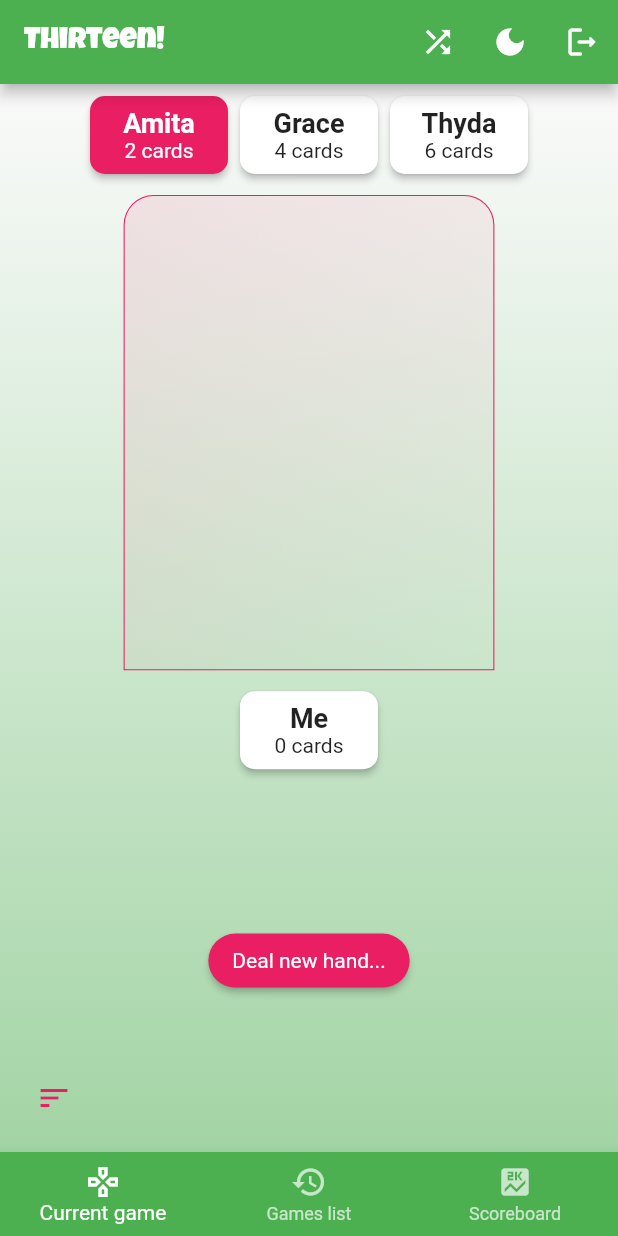
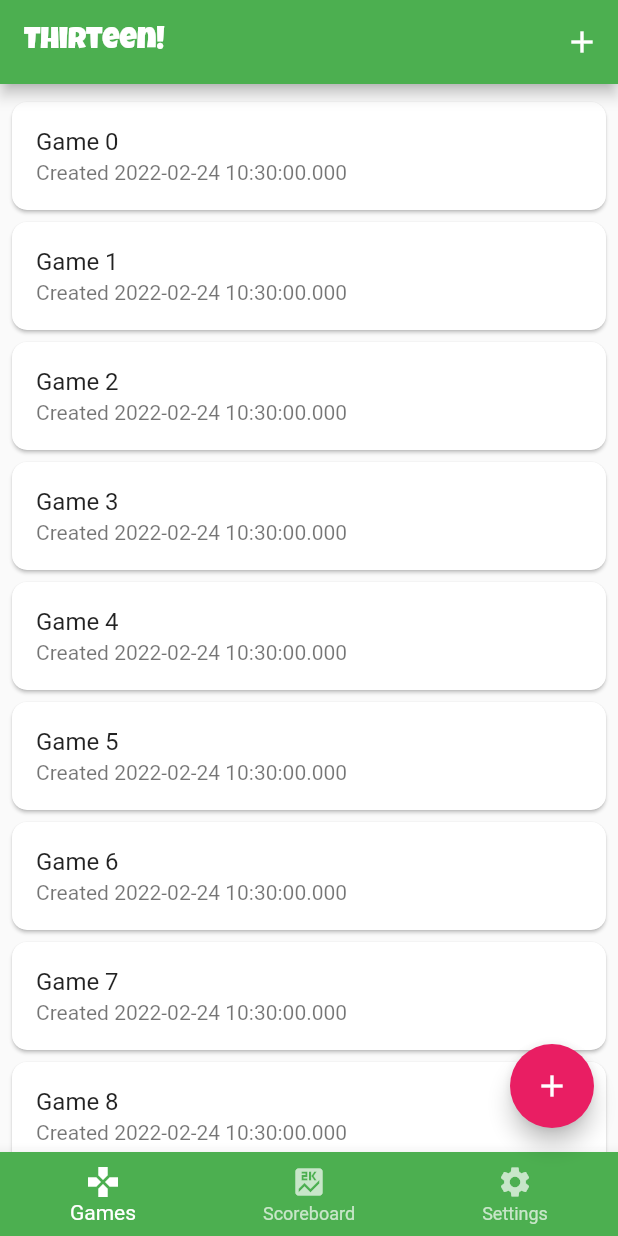
Before and after one commit to danielkerwin/thirteen_app, a Flutter app: the screen it shows once a user with an empty profile is signed in, on a phone screen of 412 x 824 dp. Run offline on Flutter 3.47's test engine with Material 2 defaults, Android fonts, the phone set to English and light mode, and no system bars; our stand-ins replace cloud_firestore, firebase_auth, firebase_core, font_awesome_flutter; accounts and stored records are empty.

Commit message:
feat: navigation and more screens!

```diff
--- a/lib/main.dart
+++ b/lib/main.dart
@@ -8,6 +8,10 @@ import 'providers/game.provider.dart';
 import 'providers/ui.provider.dart';
 import 'screens/auth.screen.dart';
 import 'screens/game.screen.dart';
+import 'screens/games.screen.dart';
+import 'screens/scoreboard.screen.dart';
+import 'screens/settings.screen.dart';
+import 'screens/tabs.screen.dart';
 import 'themes/dark.theme.dart';
 import 'themes/light.theme.dart';
 
@@ -39,9 +43,16 @@ class MyApp extends StatelessWidget {
                 debugShowCheckedModeBanner: false,
                 title: 'Thirteen',
                 theme: ui.isDarkMode ? darkTheme : lightTheme,
-                  home: user.hasData ? const GameScreen() : const AuthScreen(),
+                home: user.hasData ? const TabsScreen() : const AuthScreen(),
+                routes: {
+                  GameScreen.routeName: (ctx) => const GameScreen(),
+                  GamesScreen.routeName: (ctx) => const GamesScreen(),
+                  ScoreboardScreen.routeName: (ctx) => const ScoreboardScreen(),
+                  SettingsScreen.routeName: (ctx) => const SettingsScreen(),
+                },
               );
-              });
+            },
+          );
         },
       ),
     );
--- /dev/null
+++ b/lib/models/tab_item.model.dart
@@ -0,0 +1,11 @@
+import 'package:flutter/material.dart';
+
+class TabItem {
+  final Widget screen;
+  final String title;
+
+  const TabItem({
+    required this.screen,
+    required this.title,
+  });
+}
--- a/lib/providers/game.provider.dart
+++ b/lib/providers/game.provider.dart
@@ -5,7 +5,7 @@ import 'package:flutter/material.dart';
 import '../models/game_card.model.dart';
 
 class Game with ChangeNotifier {
-  String? _id;
+  // String? _id;
   List<GameCard> _cardsInHand = [];
   List<GameCard> _cardsOnTable = [];
   final Set<String> _selectedCardsInHand = {};
--- a/lib/screens/auth.screen.dart
+++ b/lib/screens/auth.screen.dart
@@ -1,12 +1,9 @@
 import 'package:cloud_firestore/cloud_firestore.dart';
 import 'package:firebase_auth/firebase_auth.dart';
 import 'package:flutter/material.dart';
-import 'package:font_awesome_flutter/font_awesome_flutter.dart';
 
-import '../models/game_card.model.dart';
 import '../widgets/app_hero.dart';
 import '../widgets/auth_form.dart';
-import '../widgets/game_card_item.dart';
 
 class AuthScreen extends StatefulWidget {
   const AuthScreen({Key? key}) : super(key: key);
--- a/lib/screens/game.screen.dart
+++ b/lib/screens/game.screen.dart
@@ -1,17 +1,14 @@
-import 'package:firebase_auth/firebase_auth.dart';
 import 'package:flutter/material.dart';
 import 'package:provider/provider.dart';
 
 import '../providers/game.provider.dart';
-import '../providers/ui.provider.dart';
-import '../widgets/main_bottom_nav.dart';
 import '../widgets/game_hand.dart';
 import '../widgets/game_table.dart';
 import '../widgets/game_opponents.dart';
 import '../widgets/game_user.dart';
-import '../widgets/main_drawer.dart';
 
 class GameScreen extends StatelessWidget {
+  static const routeName = '/game';
   const GameScreen({
     Key? key,
   }) : super(key: key);
@@ -25,26 +22,9 @@ class GameScreen extends StatelessWidget {
     return Scaffold(
       appBar: AppBar(
         title: const Text(
-          'Thirteen!',
+          'Playing Thirteen!',
           style: TextStyle(fontFamily: 'LuckiestGuy'),
         ),
-        actions: [
-          IconButton(
-            onPressed:
-                Provider.of<Game>(context, listen: false).generateNewCards,
-            icon: const Icon(Icons.shuffle),
-          ),
-          Consumer<UI>(
-            builder: (_, ui, __) => IconButton(
-              icon: Icon(ui.isDarkMode ? Icons.light_mode : Icons.dark_mode),
-              onPressed: ui.toggleDarkMode,
-            ),
-          ),
-          IconButton(
-            icon: const Icon(Icons.logout_rounded),
-            onPressed: FirebaseAuth.instance.signOut,
-          ),
-        ],
       ),
       body: Container(
         padding: const EdgeInsets.all(4.0),
@@ -100,12 +80,6 @@ class GameScreen extends StatelessWidget {
         color: theme.colorScheme.secondary,
       ),
       floatingActionButtonLocation: FloatingActionButtonLocation.miniStartFloat,
-      drawer: mediaQuery.orientation == Orientation.portrait
-          ? null
-          : const MainDrawer(),
-      bottomNavigationBar: mediaQuery.orientation == Orientation.portrait
-          ? const MainBottomNav()
-          : null,
     );
   }
 }
--- /dev/null
+++ b/lib/screens/games.screen.dart
@@ -0,0 +1,22 @@
+import 'package:flutter/material.dart';
+
+import 'game.screen.dart';
+
+class GamesScreen extends StatelessWidget {
+  static const routeName = '/games';
+  const GamesScreen({Key? key}) : super(key: key);
+
+  @override
+  Widget build(BuildContext context) {
+    return ListView.builder(
+      padding: const EdgeInsets.symmetric(horizontal: 4.0, vertical: 8.0),
+      itemBuilder: (ctx, idx) => Card(
+        child: ListTile(
+          title: Text('Game $idx'),
+          subtitle: Text('Created ${DateTime.now().toString()}'),
+          onTap: () => Navigator.of(context).pushNamed(GameScreen.routeName),
+        ),
+      ),
+    );
+  }
+}
--- /dev/null
+++ b/lib/screens/tabs.screen.dart
@@ -0,0 +1,76 @@
+import 'package:flutter/material.dart';
+
+import '../models/tab_item.model.dart';
+import 'games.screen.dart';
+import 'scoreboard.screen.dart';
+import 'settings.screen.dart';
+
+class TabsScreen extends StatefulWidget {
+  const TabsScreen({Key? key}) : super(key: key);
+
+  @override
+  _TabsScreenState createState() => _TabsScreenState();
+}
+
+class _TabsScreenState extends State<TabsScreen> {
+  final List<TabItem> _tabs = [
+    const TabItem(screen: GamesScreen(), title: 'title'),
+    const TabItem(screen: ScoreboardScreen(), title: 'title'),
+    const TabItem(screen: SettingsScreen(), title: 'title')
+  ];
+
+  int _selectedIndex = 0;
+
+  void _selectScreen(BuildContext context, int index) {
+    setState(() => _selectedIndex = index);
+  }
+
+  @override
+  Widget build(BuildContext context) {
+    final theme = Theme.of(context);
+    return Scaffold(
+      appBar: AppBar(
+        title: const Text(
+          'Thirteen!',
+          style: TextStyle(fontFamily: 'LuckiestGuy'),
+        ),
+        actions: [
+          IconButton(
+            icon: const Icon(Icons.add),
+            onPressed: () {},
+          ),
+        ],
+      ),
+      body: _tabs[_selectedIndex].screen,
+      floatingActionButton: _selectedIndex == 0
+          ? FloatingActionButton(
+              tooltip: 'Create a Game',
+              child: const Icon(Icons.add),
+              onPressed: () {},
+            )
+          : null,
+      bottomNavigationBar: BottomNavigationBar(
+        onTap: (idx) => _selectScreen(context, idx),
+        backgroundColor: theme.primaryColor,
+        unselectedItemColor: theme.primaryColorLight,
+        selectedItemColor: theme.colorScheme.onSecondary,
+        currentIndex: _selectedIndex,
+        type: BottomNavigationBarType.fixed,
+        items: const [
+          BottomNavigationBarItem(
+            icon: Icon(Icons.games),
+            label: 'Games',
+          ),
+          BottomNavigationBarItem(
+            icon: Icon(Icons.score),
+            label: 'Scoreboard',
+          ),
+          BottomNavigationBarItem(
+            icon: Icon(Icons.settings),
+            label: 'Settings',
+          ),
+        ],
+      ),
+    );
+  }
+}
--- a/lib/widgets/game_table.dart
+++ b/lib/widgets/game_table.dart
@@ -10,7 +10,9 @@ class GameTable extends StatelessWidget {
   const GameTable({Key? key, required this.cards}) : super(key: key);
 
   List<Widget> _buildTable(
-      BoxConstraints constraints, MediaQueryData mediaQuery) {
+    BoxConstraints constraints,
+    MediaQueryData mediaQuery,
+  ) {
     double offset = 0.0;
     var modifier = (constraints.maxWidth - 100) / max(5, cards.length);
     return cards.map(
--- a/lib/widgets/main_bottom_nav.dart
+++ /dev/null
@@ -1,32 +0,0 @@
-import 'package:flutter/material.dart';
-
-class MainBottomNav extends StatelessWidget {
-  const MainBottomNav({Key? key}) : super(key: key);
-
-  @override
-  Widget build(BuildContext context) {
-    final theme = Theme.of(context);
-    return BottomNavigationBar(
-      onTap: null,
-      backgroundColor: theme.primaryColor,
-      unselectedItemColor: theme.primaryColorLight,
-      selectedItemColor: theme.colorScheme.onSecondary,
-      currentIndex: 0,
-      type: BottomNavigationBarType.fixed,
-      items: const [
-        BottomNavigationBarItem(
-          icon: Icon(Icons.gamepad_outlined),
-          label: 'Current game',
-        ),
-        BottomNavigationBarItem(
-          icon: Icon(Icons.history),
-          label: 'Games list',
-        ),
-        BottomNavigationBarItem(
-          icon: Icon(Icons.score),
-          label: 'Scoreboard',
-        ),
-      ],
-    );
-  }
-}
--- a/lib/widgets/main_drawer.dart
+++ b/lib/widgets/main_drawer.dart
@@ -12,9 +12,9 @@ class MainDrawer extends StatelessWidget {
             automaticallyImplyLeading: false,
             title: const Text('Thirteen!'),
           ),
-          ListTile(),
-          ListTile(),
-          ListTile(),
+          const ListTile(),
+          const ListTile(),
+          const ListTile(),
         ],
       ),
     );
```
Also changed, not shown: lib/screens/create_game.screen.dart (added, +10 -0 lines), lib/screens/scoreboard.screen.dart (added, +11 -0 lines), lib/screens/settings.screen.dart (added, +33 -0 lines). Lines whose indentation alone changed are shown as unchanged.
